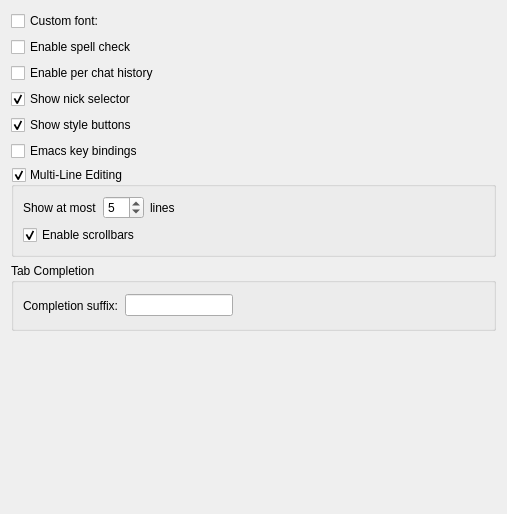
The window that src/mobileui/settingspages/inputwidgetsettingspage.ui (raininja/quassel2go) describes before a commit, drawn with Qt 5.
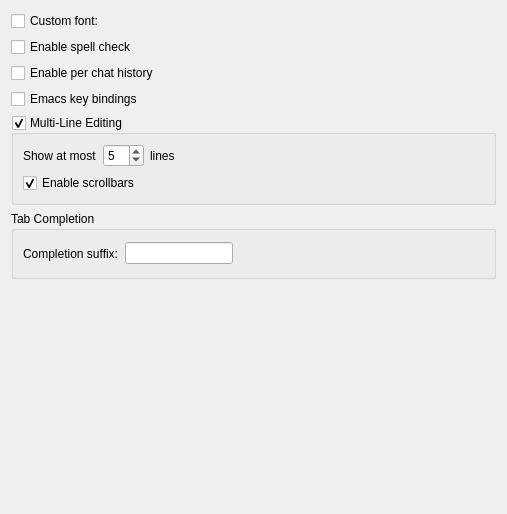
The same window after the commit. Custom widgets are drawn as their Qt base class.

What changed in the file:
```diff
--- a/src/mobileui/settingspages/inputwidgetsettingspage.ui
+++ b/src/mobileui/settingspages/inputwidgetsettingspage.ui
@@ -73,38 +73,6 @@
      </property>
     </widget>
    </item>
-   <item>
-    <widget class="QCheckBox" name="showNickSelector">
-     <property name="text">
-      <string>Show nick selector</string>
-     </property>
-     <property name="checked">
-      <bool>true</bool>
-     </property>
-     <property name="settingsKey" stdset="0">
-      <string notr="true">ShowNickSelector</string>
-     </property>
-     <property name="defaultValue" stdset="0">
-      <bool>true</bool>
-     </property>
-    </widget>
-   </item>
-   <item>
-    <widget class="QCheckBox" name="showStyleButtons">
-     <property name="text">
-      <string>Show style buttons</string>
-     </property>
-     <property name="checked">
-      <bool>true</bool>
-     </property>
-     <property name="settingsKey" stdset="0">
-      <string notr="true">ShowStyleButtons</string>
-     </property>
-     <property name="defaultValue" stdset="0">
-      <bool>true</bool>
-     </property>
-    </widget>
-   </item>
    <item>
     <widget class="QCheckBox" name="enableEmacsMode">
      <property name="toolTip">
```
Left out of the diff: 1 changed line with no effect on the pictures.
